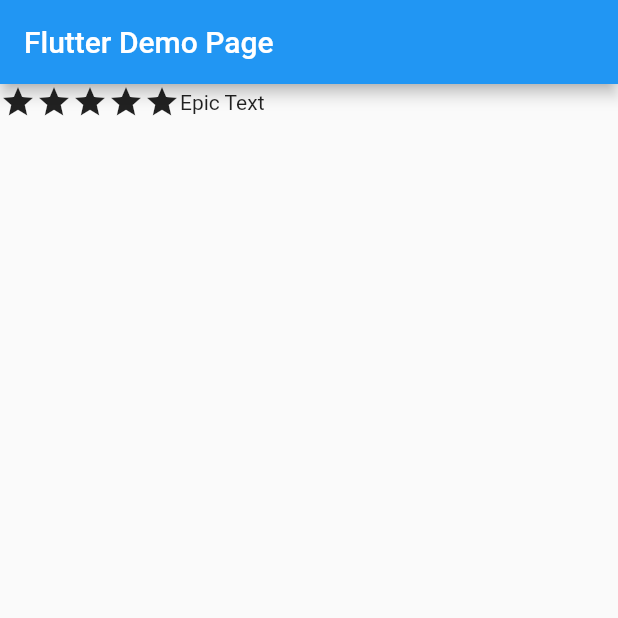
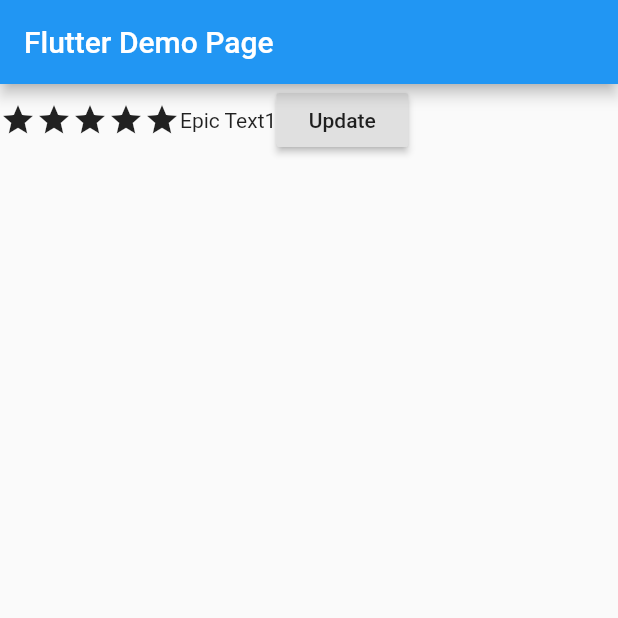
Before and after one commit to hari4274/Flutter_Developmet_Training, a Flutter app: the screen it shows after launch, on a phone screen of 412 x 824 dp, the top half of it. Run offline on Flutter 3.47's test engine with Material 2 defaults, Android fonts, the phone set to English and light mode, and no system bars.

```diff
--- a/flutter_app/lib/main.dart
+++ b/flutter_app/lib/main.dart
@@ -48,6 +48,17 @@ class MyHomePage extends StatefulWidget {
 
 class _MyHomePageState extends State<MyHomePage> {
 
+  String lblValue = "Epic Text1";
+
+  Row rw = Row(
+              children: <Widget>[
+                 Icon(Icons.star),
+                 Icon(Icons.star),
+                 Icon(Icons.star),
+                 Icon(Icons.star),
+                 Icon(Icons.star),
+              ],
+            );
 
 	@override
 	Widget build(BuildContext context) {
@@ -64,16 +75,23 @@ class _MyHomePageState extends State<MyHomePage> {
 			body: Container(
         child: Row(
           children: <Widget>[
-            Row(
-              children: <Widget>[
-                 Icon(Icons.star),
-                 Icon(Icons.star),
-                 Icon(Icons.star),
-                 Icon(Icons.star),
-                 Icon(Icons.star),
-              ],
-            ),
-            Text("Epic Text")
+            rw,
+            Text(lblValue),
+            RaisedButton(
+              onPressed: (){
+                rw = Row(
+                          children: <Widget>[
+                            Icon(Icons.star),
+                            Icon(Icons.star),
+                          ],
+                        );
+                setState(() {
+
+                  lblValue = "New Text";
+                });
+              },
+              child: Text("Update"),
+            )
           ],
         ),
       ),
```
